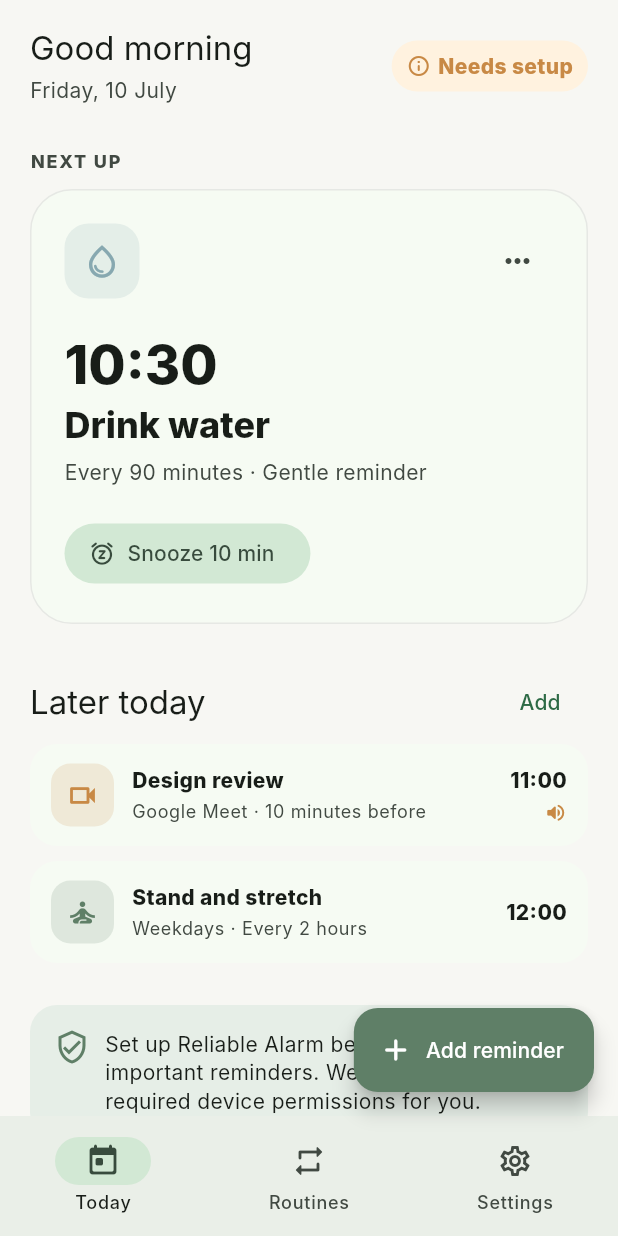
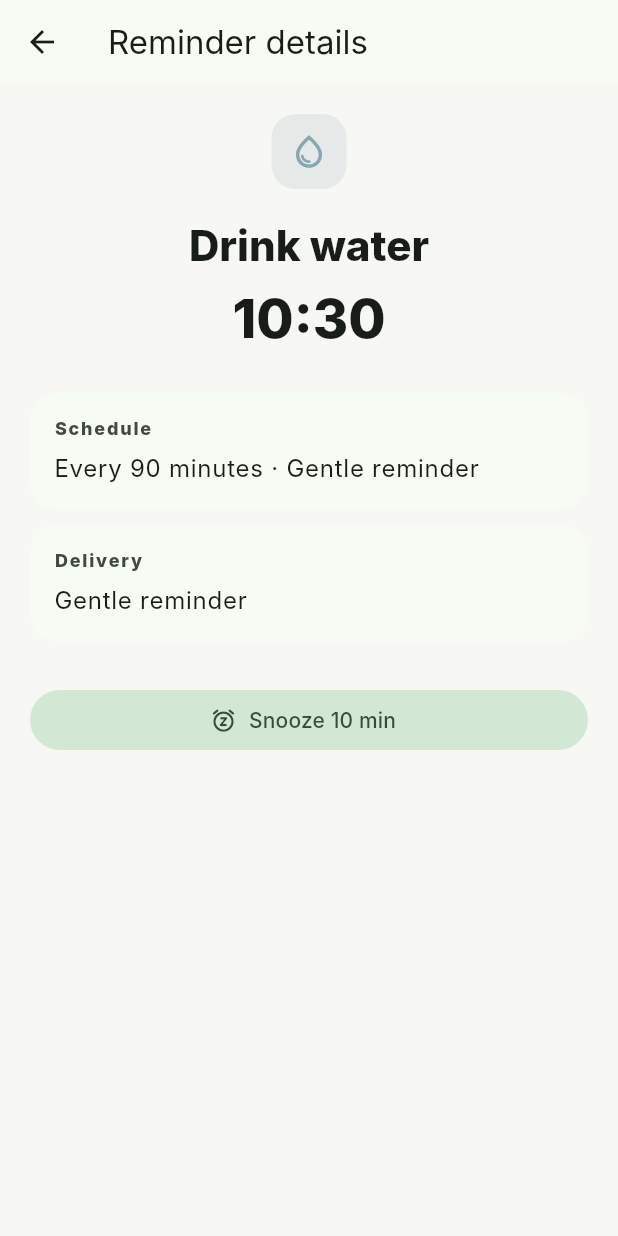
Before and after one commit to bakar-sage101/Speaking-Clock-2, a Flutter app: the screen it shows after launch, after a tap on the "keyboard control" icon, on a phone screen of 412 x 824 dp. Run offline on Flutter 3.47's test engine with Material 3 defaults, Android fonts, the phone set to English and light mode, and no system bars; our stand-ins replace shared_preferences; Roboto replaces fonts that are missing (Inter).

Commit message:
fix: enable reminder and routine interactions

```diff
--- a/lib/main.dart
+++ b/lib/main.dart
@@ -69,6 +69,8 @@ class SpeakingClockApp extends StatefulWidget {
 }
 
 class _SpeakingClockAppState extends State<SpeakingClockApp> {
+  final _navigatorKey = GlobalKey<NavigatorState>();
+  final _messengerKey = GlobalKey<ScaffoldMessengerState>();
   var _tab = 0;
   var _darkMode = false;
   List<Reminder> _reminders = [
@@ -126,12 +128,12 @@ class _SpeakingClockAppState extends State<SpeakingClockApp> {
     );
   }
 
-  Future<void> _showAddReminder() async {
+  Future<void> _showAddReminder({ReminderType initialType = ReminderType.water}) async {
     final reminder = await showModalBottomSheet<Reminder>(
-      context: context,
+      context: _navigatorKey.currentState!.context,
       isScrollControlled: true,
       backgroundColor: Colors.transparent,
-      builder: (_) => const ReminderEditor(),
+      builder: (_) => ReminderEditor(initialType: initialType),
     );
     if (reminder != null) {
       setState(() => _reminders = [..._reminders, reminder]);
@@ -140,13 +142,21 @@ class _SpeakingClockAppState extends State<SpeakingClockApp> {
     }
   }
 
+  void _openReminderDetails(Reminder reminder) {
+    _navigatorKey.currentState!.push(
+      MaterialPageRoute<void>(
+        builder: (_) => ReminderDetailScreen(reminder: reminder),
+      ),
+    );
+  }
+
   Future<void> _scheduleReliableAlarm(Reminder reminder) async {
     if (reminder.triggerAtMillis == null) return;
     try {
       final readiness = await ReliabilityPlatform.getStatus();
       if (!readiness.isReady) {
         if (mounted) {
-          ScaffoldMessenger.of(context).showSnackBar(
+          _messengerKey.currentState?.showSnackBar(
             const SnackBar(content: Text('Reminder saved. Finish Reliable Alarm setup before it can speak.')),
           );
         }
@@ -158,19 +168,19 @@ class _SpeakingClockAppState extends State<SpeakingClockApp> {
         title: reminder.title,
       );
       if (mounted) {
-        ScaffoldMessenger.of(context).showSnackBar(
+        _messengerKey.currentState?.showSnackBar(
           const SnackBar(content: Text('Reliable Alarm scheduled.')),
         );
       }
     } on PlatformException catch (error) {
       if (mounted) {
-        ScaffoldMessenger.of(context).showSnackBar(
+        _messengerKey.currentState?.showSnackBar(
           SnackBar(content: Text(error.message ?? 'Reliable Alarm could not be scheduled.')),
         );
       }
     } on MissingPluginException {
       if (mounted) {
-        ScaffoldMessenger.of(context).showSnackBar(
+        _messengerKey.currentState?.showSnackBar(
           const SnackBar(content: Text('Reliable Alarm is not available on this platform yet.')),
         );
       }
@@ -186,6 +196,8 @@ class _SpeakingClockAppState extends State<SpeakingClockApp> {
     return MaterialApp(
       title: 'Speaking Clock',
       debugShowCheckedModeBanner: false,
+      navigatorKey: _navigatorKey,
+      scaffoldMessengerKey: _messengerKey,
       theme: ThemeData(
         useMaterial3: true,
         colorScheme: scheme,
@@ -198,12 +210,21 @@ class _SpeakingClockAppState extends State<SpeakingClockApp> {
           child: IndexedStack(
             index: _tab,
             children: [
-              TodayScreen(reminders: _reminders, onAdd: _showAddReminder),
-              RoutinesScreen(reminders: _reminders, onAdd: _showAddReminder),
+              TodayScreen(
+                reminders: _reminders,
+                onAdd: _showAddReminder,
+                onOpenReminder: _openReminderDetails,
+              ),
+              RoutinesScreen(
+                reminders: _reminders,
+                onAdd: _showAddReminder,
+                onAddForType: (type) => _showAddReminder(initialType: type),
+                onOpenReminder: _openReminderDetails,
+              ),
               SettingsScreen(
                 darkMode: _darkMode,
                 onDarkModeChanged: (value) => setState(() => _darkMode = value),
-                onOpenReliability: () => Navigator.of(context).push(
+                onOpenReliability: () => _navigatorKey.currentState!.push(
                   MaterialPageRoute<void>(
                     builder: (_) => const ReliabilityScreen(),
                   ),
@@ -248,10 +269,16 @@ class _SpeakingClockAppState extends State<SpeakingClockApp> {
 }
 
 class TodayScreen extends StatelessWidget {
-  const TodayScreen({super.key, required this.reminders, required this.onAdd});
+  const TodayScreen({
+    super.key,
+    required this.reminders,
+    required this.onAdd,
+    required this.onOpenReminder,
+  });
 
   final List<Reminder> reminders;
   final VoidCallback onAdd;
+  final ValueChanged<Reminder> onOpenReminder;
 
   @override
   Widget build(BuildContext context) {
@@ -276,7 +303,7 @@ class TodayScreen extends StatelessWidget {
         const SizedBox(height: 30),
         Text('NEXT UP', style: _sectionLabel(context)),
         const SizedBox(height: 10),
-        NextReminderCard(reminder: next),
+        NextReminderCard(reminder: next, onOpen: () => onOpenReminder(next)),
         const SizedBox(height: 28),
         Row(
           mainAxisAlignment: MainAxisAlignment.spaceBetween,
@@ -289,7 +316,7 @@ class TodayScreen extends StatelessWidget {
         ...reminders.skip(1).map(
               (reminder) => Padding(
                 padding: const EdgeInsets.only(bottom: 10),
-                child: ReminderRow(reminder: reminder),
+                child: ReminderRow(reminder: reminder, onTap: () => onOpenReminder(reminder)),
               ),
             ),
         const SizedBox(height: 18),
@@ -323,9 +350,10 @@ class ReadinessChip extends StatelessWidget {
 }
 
 class NextReminderCard extends StatelessWidget {
-  const NextReminderCard({super.key, required this.reminder});
+  const NextReminderCard({super.key, required this.reminder, required this.onOpen});
 
   final Reminder reminder;
+  final VoidCallback onOpen;
 
   @override
   Widget build(BuildContext context) {
@@ -343,7 +371,7 @@ class NextReminderCard extends StatelessWidget {
             mainAxisAlignment: MainAxisAlignment.spaceBetween,
             children: [
               ReminderIcon(type: reminder.type, large: true),
-              IconButton(onPressed: () {}, icon: const Icon(Icons.more_horiz_rounded)),
+              IconButton(onPressed: onOpen, icon: const Icon(Icons.more_horiz_rounded)),
             ],
           ),
           const SizedBox(height: 22),
@@ -367,18 +395,21 @@ class NextReminderCard extends StatelessWidget {
 }
 
 class ReminderRow extends StatelessWidget {
-  const ReminderRow({super.key, required this.reminder});
+  const ReminderRow({super.key, required this.reminder, this.onTap});
 
   final Reminder reminder;
+  final VoidCallback? onTap;
 
   @override
   Widget build(BuildContext context) {
-    return Container(
-      padding: const EdgeInsets.symmetric(horizontal: 14, vertical: 13),
-      decoration: BoxDecoration(
+    return Material(
       color: Theme.of(context).colorScheme.surface,
       borderRadius: BorderRadius.circular(18),
-      ),
+      child: InkWell(
+        onTap: onTap,
+        borderRadius: BorderRadius.circular(18),
+        child: Padding(
+          padding: const EdgeInsets.symmetric(horizontal: 14, vertical: 13),
           child: Row(
         children: [
           ReminderIcon(type: reminder.type),
@@ -401,6 +432,8 @@ class ReminderRow extends StatelessWidget {
             ],
           ),
         ],
+          ),
+        ),
       ),
     );
   }
@@ -455,10 +488,18 @@ class ReliabilityNote extends StatelessWidget {
 }
 
 class RoutinesScreen extends StatelessWidget {
-  const RoutinesScreen({super.key, required this.reminders, required this.onAdd});
+  const RoutinesScreen({
+    super.key,
+    required this.reminders,
+    required this.onAdd,
+    required this.onAddForType,
+    required this.onOpenReminder,
+  });
 
   final List<Reminder> reminders;
   final VoidCallback onAdd;
+  final ValueChanged<ReminderType> onAddForType;
+  final ValueChanged<Reminder> onOpenReminder;
 
   @override
   Widget build(BuildContext context) {
@@ -471,20 +512,20 @@ class RoutinesScreen extends StatelessWidget {
         const SizedBox(height: 28),
         Text('QUICK START', style: _sectionLabel(context)),
         const SizedBox(height: 10),
-        const Wrap(
+        Wrap(
           spacing: 10,
           runSpacing: 10,
           children: [
-            RoutinePreset(icon: Icons.water_drop_outlined, label: 'Drink water'),
-            RoutinePreset(icon: Icons.visibility_outlined, label: 'Eye break'),
-            RoutinePreset(icon: Icons.self_improvement_outlined, label: 'Stretch'),
-            RoutinePreset(icon: Icons.directions_walk_outlined, label: 'Walk'),
+            RoutinePreset(icon: Icons.water_drop_outlined, label: 'Drink water', onTap: () => onAddForType(ReminderType.water)),
+            RoutinePreset(icon: Icons.visibility_outlined, label: 'Eye break', onTap: () => onAddForType(ReminderType.breakTime)),
+            RoutinePreset(icon: Icons.self_improvement_outlined, label: 'Stretch', onTap: () => onAddForType(ReminderType.breakTime)),
+            RoutinePreset(icon: Icons.directions_walk_outlined, label: 'Walk', onTap: () => onAddForType(ReminderType.breakTime)),
           ],
         ),
         const SizedBox(height: 30),
         Text('YOUR ROUTINES', style: _sectionLabel(context)),
         const SizedBox(height: 10),
-        ...reminders.where((item) => item.type != ReminderType.meeting).map((item) => Padding(padding: const EdgeInsets.only(bottom: 10), child: ReminderRow(reminder: item))),
+        ...reminders.where((item) => item.type != ReminderType.meeting).map((item) => Padding(padding: const EdgeInsets.only(bottom: 10), child: ReminderRow(reminder: item, onTap: () => onOpenReminder(item)))),
         const SizedBox(height: 10),
         OutlinedButton.icon(onPressed: onAdd, icon: const Icon(Icons.add_rounded), label: const Text('Create a custom routine')),
       ],
@@ -493,18 +534,26 @@ class RoutinesScreen extends StatelessWidget {
 }
 
 class RoutinePreset extends StatelessWidget {
-  const RoutinePreset({super.key, required this.icon, required this.label});
+  const RoutinePreset({super.key, required this.icon, required this.label, required this.onTap});
 
   final IconData icon;
   final String label;
+  final VoidCallback onTap;
 
   @override
   Widget build(BuildContext context) {
-    return Container(
+    return Material(
+      color: Theme.of(context).colorScheme.surface,
+      borderRadius: BorderRadius.circular(18),
+      child: InkWell(
+        onTap: onTap,
+        borderRadius: BorderRadius.circular(18),
+        child: Container(
           width: 152,
           padding: const EdgeInsets.all(15),
-      decoration: BoxDecoration(color: Theme.of(context).colorScheme.surface, borderRadius: BorderRadius.circular(18)),
           child: Column(crossAxisAlignment: CrossAxisAlignment.start, children: [Icon(icon, color: AppColors.sage), const SizedBox(height: 16), Text(label, style: const TextStyle(fontWeight: FontWeight.w800))]),
+        ),
+      ),
     );
   }
 }
@@ -724,8 +773,66 @@ class _ReadinessItem extends StatelessWidget {
   }
 }
 
+class ReminderDetailScreen extends StatelessWidget {
+  const ReminderDetailScreen({super.key, required this.reminder});
+
+  final Reminder reminder;
+
+  @override
+  Widget build(BuildContext context) {
+    return Scaffold(
+      appBar: AppBar(title: const Text('Reminder details')),
+      body: ListView(
+        padding: const EdgeInsets.all(20),
+        children: [
+          Center(child: ReminderIcon(type: reminder.type, large: true)),
+          const SizedBox(height: 20),
+          Text(reminder.title, textAlign: TextAlign.center, style: Theme.of(context).textTheme.headlineMedium?.copyWith(fontWeight: FontWeight.w800)),
+          const SizedBox(height: 8),
+          Text(reminder.time, textAlign: TextAlign.center, style: Theme.of(context).textTheme.displaySmall?.copyWith(fontWeight: FontWeight.w800)),
+          const SizedBox(height: 28),
+          _DetailCard(label: 'Schedule', value: reminder.detail),
+          const SizedBox(height: 10),
+          _DetailCard(label: 'Delivery', value: reminder.isAlarm ? 'Reliable spoken alarm' : 'Gentle reminder'),
+          const SizedBox(height: 28),
+          if (reminder.type == ReminderType.meeting)
+            FilledButton.icon(
+              onPressed: () => ScaffoldMessenger.of(context).showSnackBar(const SnackBar(content: Text('Meeting links will be connected with Google Calendar setup.'))),
+              icon: const Icon(Icons.videocam_rounded),
+              label: const Text('Join meeting'),
+            )
+          else
+            FilledButton.tonalIcon(
+              onPressed: () => ScaffoldMessenger.of(context).showSnackBar(const SnackBar(content: Text('Snoozed for 10 minutes.'))),
+              icon: const Icon(Icons.snooze_rounded),
+              label: const Text('Snooze 10 min'),
+            ),
+        ],
+      ),
+    );
+  }
+}
+
+class _DetailCard extends StatelessWidget {
+  const _DetailCard({required this.label, required this.value});
+
+  final String label;
+  final String value;
+
+  @override
+  Widget build(BuildContext context) {
+    return Container(
+      padding: const EdgeInsets.all(16),
+      decoration: BoxDecoration(color: Theme.of(context).colorScheme.surface, borderRadius: BorderRadius.circular(18)),
+      child: Column(crossAxisAlignment: CrossAxisAlignment.start, children: [Text(label, style: _sectionLabel(context)), const SizedBox(height: 6), Text(value, style: Theme.of(context).textTheme.bodyLarge)]),
+    );
+  }
+}
+
 class ReminderEditor extends StatefulWidget {
-  const ReminderEditor({super.key});
+  const ReminderEditor({super.key, required this.initialType});
+
+  final ReminderType initialType;
 
   @override
   State<ReminderEditor> createState() => _ReminderEditorState();
@@ -733,10 +840,16 @@ class ReminderEditor extends StatefulWidget {
 
 class _ReminderEditorState extends State<ReminderEditor> {
   final _controller = TextEditingController();
-  var _type = ReminderType.water;
+  late ReminderType _type;
   var _isAlarm = false;
   var _frequency = 'Every day';
   var _time = const TimeOfDay(hour: 10, minute: 30);
+
+  @override
+  void initState() {
+    super.initState();
+    _type = widget.initialType;
+  }
 
   @override
   void dispose() {
@@ -782,7 +895,17 @@ class _ReminderEditorState extends State<ReminderEditor> {
             children: [
               Center(child: Container(height: 4, width: 40, decoration: BoxDecoration(color: AppColors.line, borderRadius: BorderRadius.circular(10)))),
               const SizedBox(height: 22),
+              Row(
+                mainAxisAlignment: MainAxisAlignment.spaceBetween,
+                children: [
                   Text('New reminder', style: Theme.of(context).textTheme.headlineSmall?.copyWith(fontWeight: FontWeight.w800)),
+                  IconButton(
+                    tooltip: 'Close',
+                    onPressed: () => Navigator.pop(context),
+                    icon: const Icon(Icons.close_rounded),
+                  ),
+                ],
+              ),
               const SizedBox(height: 18),
               TextField(controller: _controller, autofocus: true, textCapitalization: TextCapitalization.sentences, decoration: const InputDecoration(labelText: 'What should we remind you?', hintText: 'Drink water', border: OutlineInputBorder())),
               const SizedBox(height: 18),
@@ -798,8 +921,9 @@ class _ReminderEditorState extends State<ReminderEditor> {
                 Expanded(child: DropdownButtonFormField<String>(initialValue: _frequency, decoration: const InputDecoration(labelText: 'Repeat', border: OutlineInputBorder()), items: const ['Once', 'Every day', 'Weekdays', 'Every 90 min'].map((value) => DropdownMenuItem(value: value, child: Text(value))).toList(), onChanged: (value) => setState(() => _frequency = value ?? _frequency))),
               ]),
               const SizedBox(height: 12),
-              Container(
-                decoration: BoxDecoration(color: AppColors.sageLight, borderRadius: BorderRadius.circular(16)),
+              Material(
+                color: AppColors.sageLight,
+                borderRadius: BorderRadius.circular(16),
                 child: SwitchListTile.adaptive(value: _isAlarm, onChanged: (value) => setState(() => _isAlarm = value), secondary: const Icon(Icons.volume_up_outlined, color: AppColors.amber), title: const Text('Reliable Alarm', style: TextStyle(fontWeight: FontWeight.w800)), subtitle: const Text('Use spoken alarm for important reminders')),
               ),
               const SizedBox(height: 18),
```
Also changed, not shown: 1 other file. Lines whose indentation alone changed are shown as unchanged.
